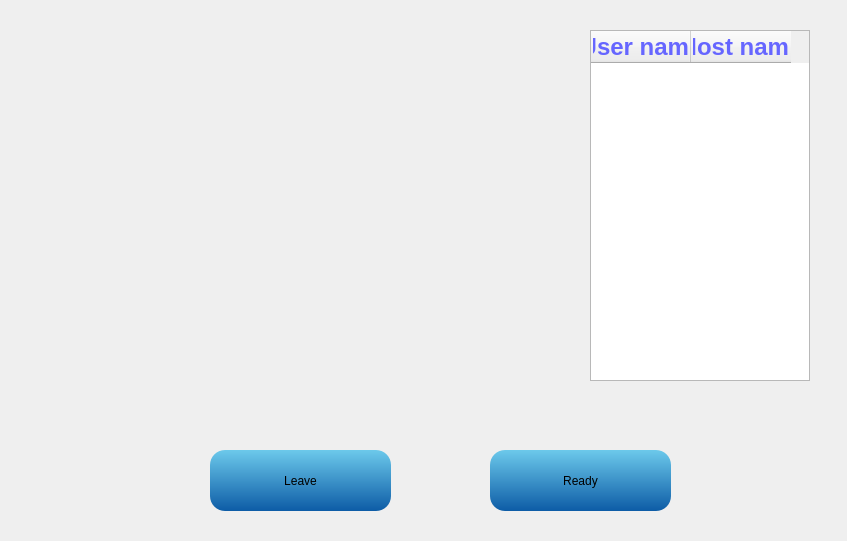
First picture: the form in mainwindow/waitingroom.ui, repository ruanxianzhi/eecs493, before the edit.
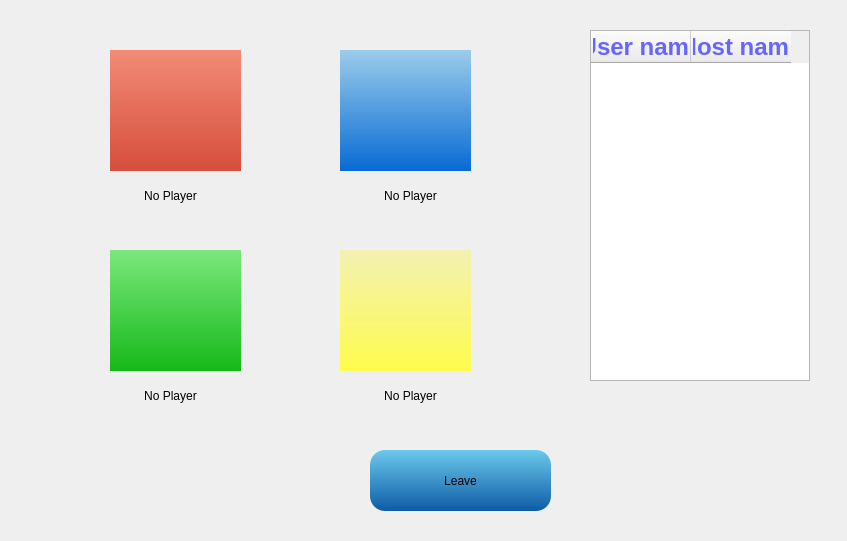
Second picture: the form after the edit.

Commit message: waiting room choose color

Diff of the .ui file:
```diff
--- a/mainwindow/waitingroom.ui
+++ b/mainwindow/waitingroom.ui
@@ -16,7 +16,7 @@
   <widget class="QPushButton" name="pushButton">
    <property name="geometry">
     <rect>
-     <x>210</x>
+     <x>370</x>
      <y>450</y>
      <width>181</width>
      <height>61</height>
@@ -32,38 +32,6 @@
     <string>Leave</string>
    </property>
   </widget>
-  <widget class="QPushButton" name="pushButton_2">
-   <property name="geometry">
-    <rect>
-     <x>490</x>
-     <y>450</y>
-     <width>181</width>
-     <height>61</height>
-    </rect>
-   </property>
-   <property name="styleSheet">
-    <string notr="true">border-color: #FFFF33;background-color: qlineargradient(x1: 0, y1: 0, x2: 0, y2: 1,stop: 0 #6CC9EB, stop: 1 #0d5ca6); 
-font: 36pt &quot;HanziPen SC&quot;;
-border-width: 5px;
-border-radius: 15px;</string>
-   </property>
-   <property name="text">
-    <string>Ready</string>
-   </property>
-  </widget>
-  <widget class="QTableView" name="tableView">
-   <property name="geometry">
-    <rect>
-     <x>150</x>
-     <y>60</y>
-     <width>361</width>
-     <height>311</height>
-    </rect>
-   </property>
-   <property name="styleSheet">
-    <string notr="true">background-color: transparent;</string>
-   </property>
-  </widget>
   <widget class="QTableWidget" name="tableWidget">
    <property name="geometry">
     <rect>
@@ -133,6 +101,156 @@
     </property>
    </column>
   </widget>
+  <widget class="QLabel" name="red">
+   <property name="geometry">
+    <rect>
+     <x>100</x>
+     <y>180</y>
+     <width>141</width>
+     <height>31</height>
+    </rect>
+   </property>
+   <property name="styleSheet">
+    <string notr="true">font: 24pt &quot;HanziPen SC&quot;;</string>
+   </property>
+   <property name="text">
+    <string>No Player</string>
+   </property>
+   <property name="alignment">
+    <set>Qt::AlignCenter</set>
+   </property>
+  </widget>
+  <widget class="QLabel" name="label_2">
+   <property name="geometry">
+    <rect>
+     <x>340</x>
+     <y>180</y>
+     <width>141</width>
+     <height>31</height>
+    </rect>
+   </property>
+   <property name="styleSheet">
+    <string notr="true">font: 24pt &quot;HanziPen SC&quot;;</string>
+   </property>
+   <property name="text">
+    <string>No Player</string>
+   </property>
+   <property name="alignment">
+    <set>Qt::AlignCenter</set>
+   </property>
+  </widget>
+  <widget class="QLabel" name="label_3">
+   <property name="geometry">
+    <rect>
+     <x>100</x>
+     <y>380</y>
+     <width>141</width>
+     <height>31</height>
+    </rect>
+   </property>
+   <property name="styleSheet">
+    <string notr="true">font: 24pt &quot;HanziPen SC&quot;;</string>
+   </property>
+   <property name="text">
+    <string>No Player</string>
+   </property>
+   <property name="alignment">
+    <set>Qt::AlignCenter</set>
+   </property>
+  </widget>
+  <widget class="QLabel" name="label_4">
+   <property name="geometry">
+    <rect>
+     <x>340</x>
+     <y>380</y>
+     <width>141</width>
+     <height>31</height>
+    </rect>
+   </property>
+   <property name="styleSheet">
+    <string notr="true">font: 24pt &quot;HanziPen SC&quot;;</string>
+   </property>
+   <property name="text">
+    <string>No Player</string>
+   </property>
+   <property name="alignment">
+    <set>Qt::AlignCenter</set>
+   </property>
+  </widget>
+  <widget class="QPushButton" name="pushButton_2">
+   <property name="geometry">
+    <rect>
+     <x>110</x>
+     <y>50</y>
+     <width>131</width>
+     <height>121</height>
+    </rect>
+   </property>
+   <property name="styleSheet">
+    <string notr="true">background-color: qlineargradient(x1: 0, y1: 0, x2: 0, y2: 1,stop: 0 #F28B77, stop: 1 #D64E3C); border:none; border-color:#F28B77;</string>
+   </property>
+   <property name="text">
+    <string/>
+   </property>
+  </widget>
+  <widget class="QPushButton" name="pushButton_3">
+   <property name="geometry">
+    <rect>
+     <x>340</x>
+     <y>50</y>
+     <width>131</width>
+     <height>121</height>
+    </rect>
+   </property>
+   <property name="styleSheet">
+    <string notr="true">background-color: qlineargradient(x1: 0, y1: 0, x2: 0, y2: 1,stop: 0 #9BCCEB, stop: 1 #086BD4); border:none;</string>
+   </property>
+   <property name="text">
+    <string/>
+   </property>
+  </widget>
+  <widget class="QPushButton" name="pushButton_4">
+   <property name="geometry">
+    <rect>
+     <x>110</x>
+     <y>250</y>
+     <width>131</width>
+     <height>121</height>
+    </rect>
+   </property>
+   <property name="styleSheet">
+    <string notr="true">background-color: qlineargradient(x1: 0, y1: 0, x2: 0, y2: 1,stop: 0 #7BE87D, stop: 1 #16B819); border:none;</string>
+   </property>
+   <property name="text">
+    <string/>
+   </property>
+  </widget>
+  <widget class="QPushButton" name="pushButton_5">
+   <property name="geometry">
+    <rect>
+     <x>340</x>
+     <y>250</y>
+     <width>131</width>
+     <height>121</height>
+    </rect>
+   </property>
+   <property name="styleSheet">
+    <string notr="true">background-color: qlineargradient(x1: 0, y1: 0, x2: 0, y2: 1,stop: 0 #F2F1B1, stop: 1 #FFFC4D); border:none;</string>
+   </property>
+   <property name="text">
+    <string/>
+   </property>
+  </widget>
+  <zorder>pushButton</zorder>
+  <zorder>tableWidget</zorder>
+  <zorder>label_2</zorder>
+  <zorder>label_3</zorder>
+  <zorder>label_4</zorder>
+  <zorder>red</zorder>
+  <zorder>pushButton_2</zorder>
+  <zorder>pushButton_3</zorder>
+  <zorder>pushButton_4</zorder>
+  <zorder>pushButton_5</zorder>
  </widget>
  <resources/>
  <connections/>
```
The commit also changes 18 other files.
